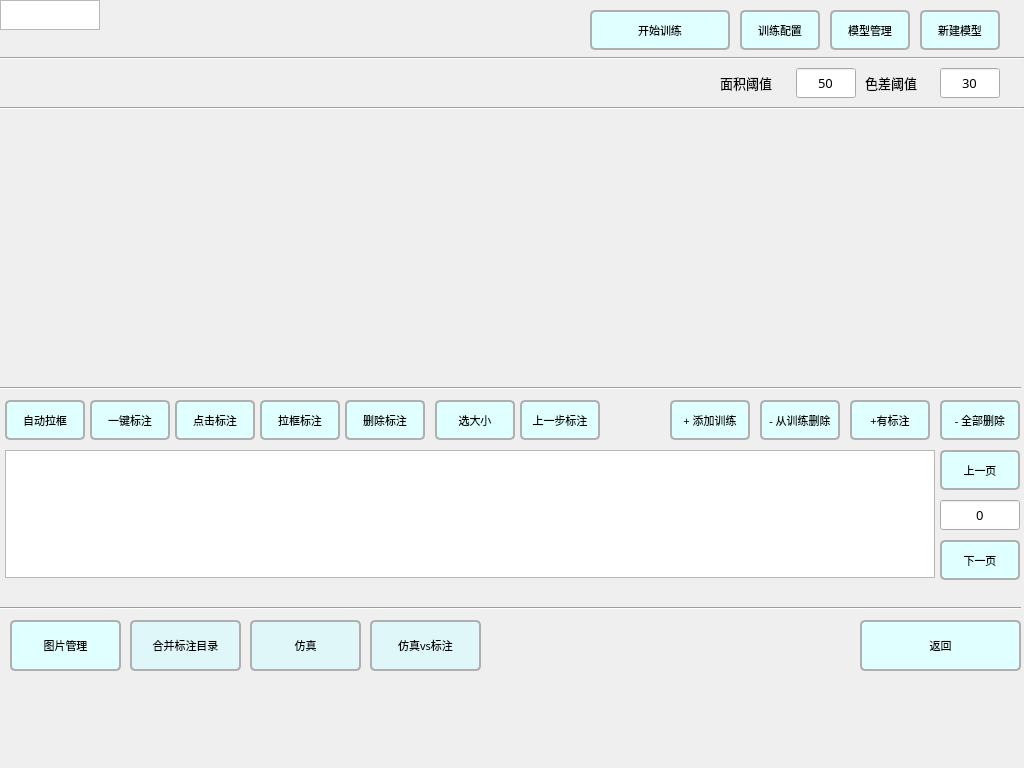
xiekai-aiai/duyisorter, file aimodelset.ui: the form before one commit.
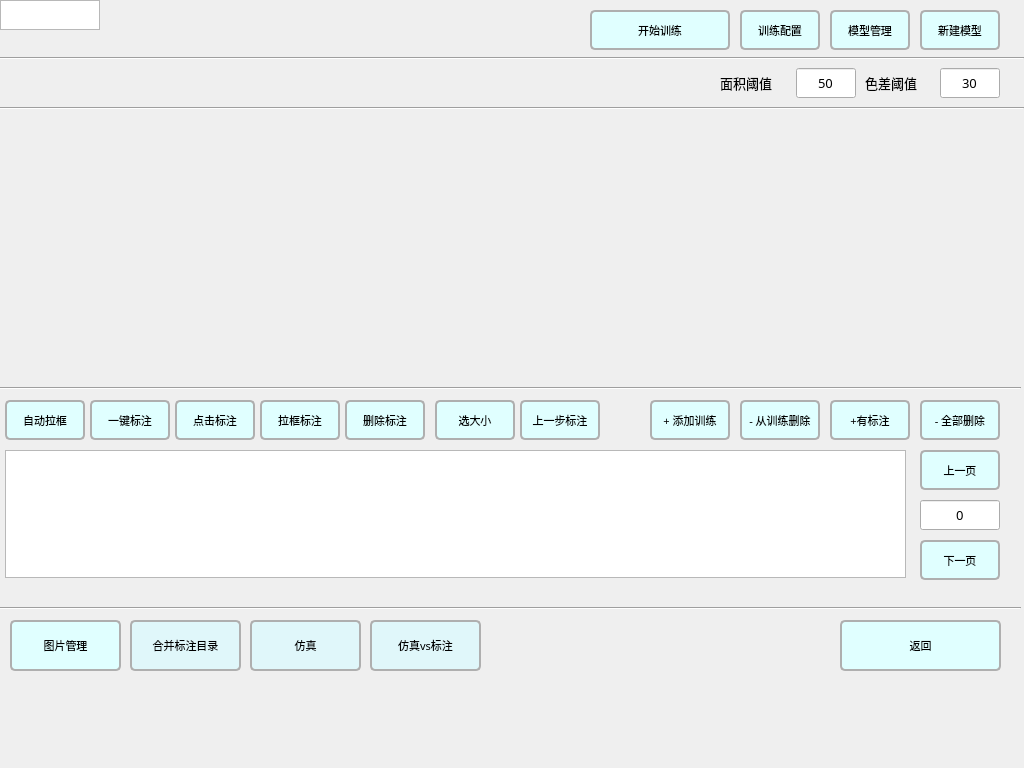
The form after the commit. Icons and pictures are not drawn.

Commit message: 调整aimodelset页面布局

Diff of the .ui file:
```diff
--- a/aimodelset.ui
+++ b/aimodelset.ui
@@ -78,7 +78,7 @@
    <property name="geometry">
     <rect>
      <x>10</x>
-     <y>10</y>
+     <y>20</y>
      <width>201</width>
      <height>16</height>
     </rect>
@@ -86,7 +86,7 @@
    <property name="font">
     <font>
      <family>HarmonyOS Sans Medium</family>
-     <pointsize>8</pointsize>
+     <pointsize>12</pointsize>
     </font>
    </property>
    <property name="text">
@@ -105,10 +105,10 @@
   <widget class="QLabel" name="tipLabel">
    <property name="geometry">
     <rect>
-     <x>270</x>
-     <y>10</y>
-     <width>320</width>
-     <height>40</height>
+     <x>159</x>
+     <y>20</y>
+     <width>431</width>
+     <height>21</height>
     </rect>
    </property>
    <property name="font">
@@ -304,7 +304,7 @@
   <widget class="QPushButton" name="addTrainListPushButton">
    <property name="geometry">
     <rect>
-     <x>670</x>
+     <x>650</x>
      <y>400</y>
      <width>80</width>
      <height>40</height>
@@ -483,7 +483,7 @@
   <widget class="QPushButton" name="m_prevBtn">
    <property name="geometry">
     <rect>
-     <x>940</x>
+     <x>920</x>
      <y>450</y>
      <width>80</width>
      <height>40</height>
@@ -518,7 +518,7 @@
   <widget class="QPushButton" name="m_nextBtn">
    <property name="geometry">
     <rect>
-     <x>940</x>
+     <x>920</x>
      <y>540</y>
      <width>80</width>
      <height>40</height>
@@ -553,7 +553,7 @@
   <widget class="QLineEdit" name="m_curPagelineEdit">
    <property name="geometry">
     <rect>
-     <x>940</x>
+     <x>920</x>
      <y>500</y>
      <width>80</width>
      <height>30</height>
@@ -569,7 +569,7 @@
   <widget class="QPushButton" name="backPushButton">
    <property name="geometry">
     <rect>
-     <x>860</x>
+     <x>840</x>
      <y>620</y>
      <width>161</width>
      <height>51</height>
@@ -604,16 +604,16 @@
   <widget class="QLabel" name="m_pageInfoLabel">
    <property name="geometry">
     <rect>
-     <x>750</x>
+     <x>570</x>
      <y>580</y>
-     <width>190</width>
+     <width>361</width>
      <height>20</height>
     </rect>
    </property>
    <property name="font">
     <font>
      <family>HarmonyOS Sans Medium</family>
-     <pointsize>10</pointsize>
+     <pointsize>9</pointsize>
     </font>
    </property>
    <property name="text">
@@ -676,7 +676,7 @@
     <rect>
      <x>5</x>
      <y>450</y>
-     <width>930</width>
+     <width>901</width>
      <height>128</height>
     </rect>
    </property>
@@ -690,7 +690,7 @@
   <widget class="QPushButton" name="delTrainListPushButton">
    <property name="geometry">
     <rect>
-     <x>760</x>
+     <x>740</x>
      <y>400</y>
      <width>80</width>
      <height>40</height>
@@ -855,7 +855,7 @@
   <widget class="QPushButton" name="addAllLabeledTrainListPushButton">
    <property name="geometry">
     <rect>
-     <x>850</x>
+     <x>830</x>
      <y>400</y>
      <width>80</width>
      <height>40</height>
@@ -890,7 +890,7 @@
   <widget class="QPushButton" name="delTrainListAllPushButton">
    <property name="geometry">
     <rect>
-     <x>940</x>
+     <x>920</x>
      <y>400</y>
      <width>80</width>
      <height>40</height>
```
